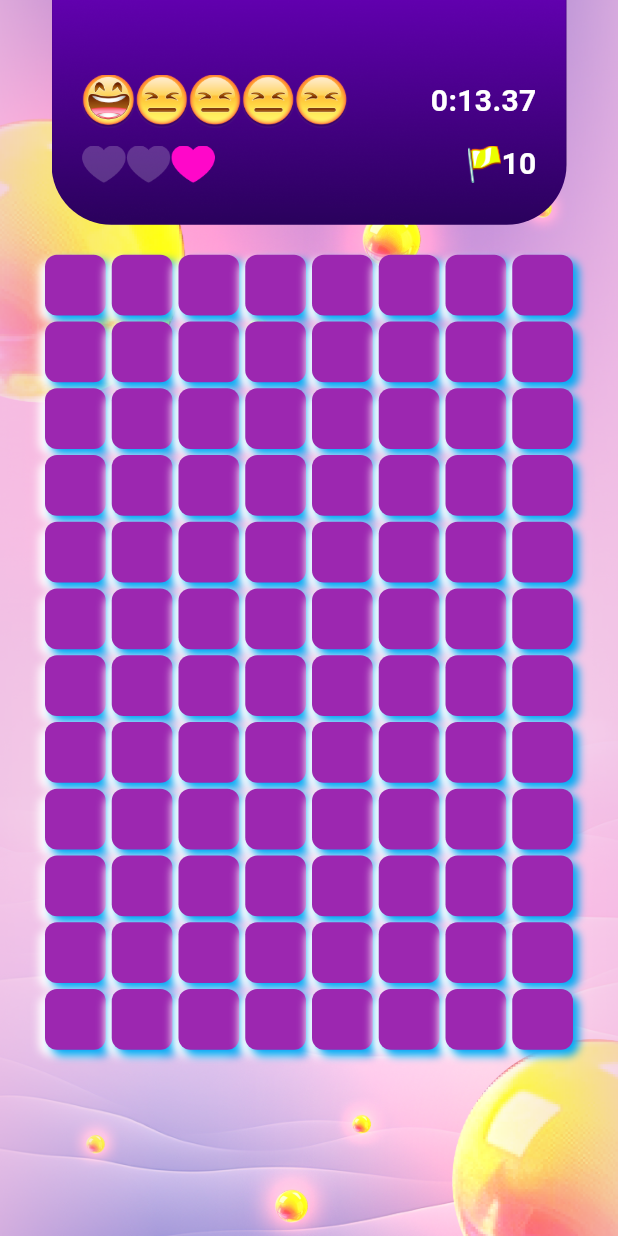
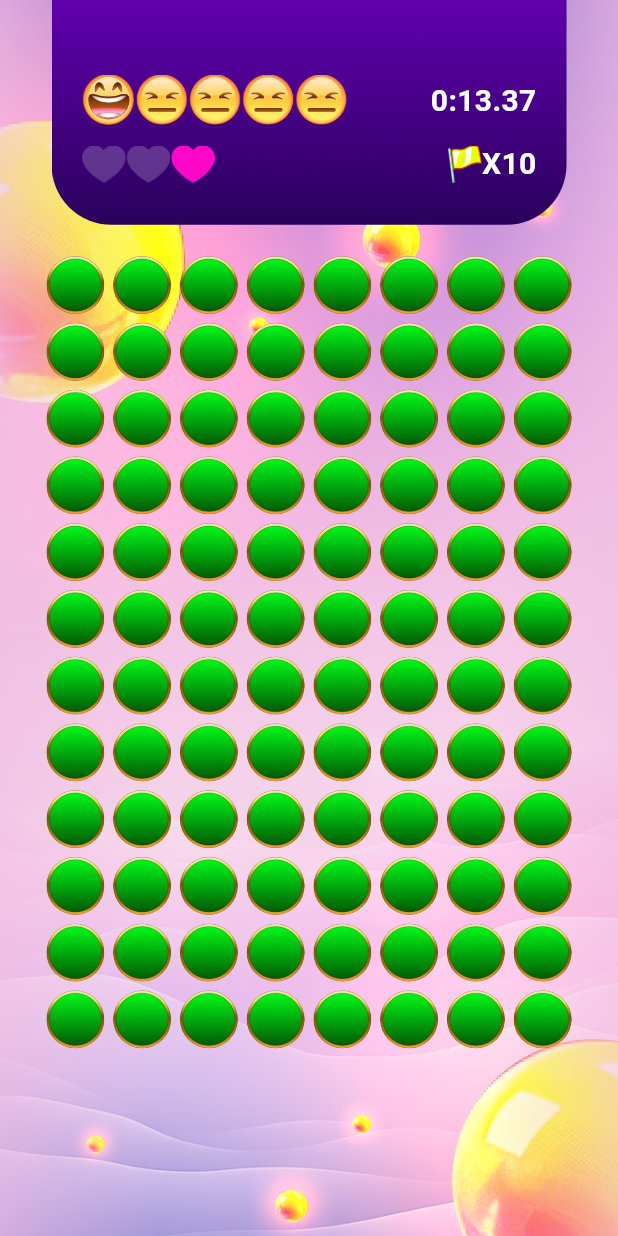
Before and after one commit to DmitryBurov1911/Minesweeper, a Flutter app: the GamePlayScreen screen opened directly, on a phone screen of 412 x 824 dp. Run offline on Flutter 3.47's test engine with Material 3 defaults, Android fonts, the phone set to English and light mode, and no system bars.

Commit message:
two commit

```diff
--- a/lib/gameplay.dart
+++ b/lib/gameplay.dart
@@ -287,7 +287,7 @@ class _GamePlayScreenState extends State<GamePlayScreen> {
                                       height: 25,
                                     ),
                                     Text(
-                                      "$flag",
+                                      "X$flag",
                                       style: const TextStyle(
                                           color: Colors.white,
                                           fontSize: 20,
@@ -327,26 +327,33 @@ class _GamePlayScreenState extends State<GamePlayScreen> {
                           onTap: () => _handleTypeSquareTap(typesquare),
                           onLongPress: () =>
                               _handleTypeSquareLongPress(typesquare),
+                          child: Padding(
+                            padding: const EdgeInsets.all(1),
                             child: Container(
                               decoration: BoxDecoration(
-                                borderRadius: BorderRadius.circular(8),
+                                shape: BoxShape.circle,
+                                image: typesquare.isOpen
+                                    ? const DecorationImage(
+                                      image: AssetImage(
+                                        "assets/images/purple_saper.png"),
+                                        fit: BoxFit.cover
+                                      )
+                                    : typesquare.isFlagged
+                                    ? const DecorationImage(
+                                      image: AssetImage(
+                                        "assets/images/green_saper.png"),
+                                        fit: BoxFit.cover
+                                      )
+                                    : const DecorationImage(
+                                      image: AssetImage(
+                                        "assets/images/green_saper.png"),
+                                        fit: BoxFit.cover
+                                      ),
                                 color: typesquare.isOpen
-                                    ? Colors.white
+                                    ? Colors.purple
                                     : typesquare.isFlagged
-                                    ? Colors.deepPurple
-                                    : Colors.purple,
-                                boxShadow: const [
-                                  BoxShadow(
-                                      blurRadius: 4,
-                                      offset: Offset(-4, 4),
-                                      color: Colors.white
-                                  ),
-                                  BoxShadow(
-                                      blurRadius: 4,
-                                      offset: Offset(4, 4),
-                                      color: Colors.lightBlue
-                                  ),
-                                ]
+                                    ? Colors.green
+                                    : Colors.green,
                               ),
                               child: Center(
                                 child: Text(
@@ -360,10 +367,12 @@ class _GamePlayScreenState extends State<GamePlayScreen> {
                                   style: TextStyle(
                                     fontWeight: FontWeight.bold,
                                     fontSize: typesquare.isFlagged ? 24 : 18,
+                                    color: Colors.white
                                   ),
                                 ),
                               ),
                             ),
+                          )
                         );
                       },
                     ),
```
Also changed, not shown: assets/images/green_saper.png (added), assets/images/purple_saper.png (added), assets/images/red_saper.png (added). Lines whose indentation alone changed are shown as unchanged.
